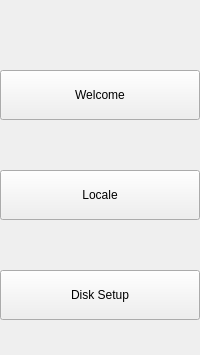
Qt form ui/nav.ui (Vortex-Linux/vortex-installer) before a commit; both pictures show x 0 to 200 and y 0 to 355 of the 200 by 800 pixel window.
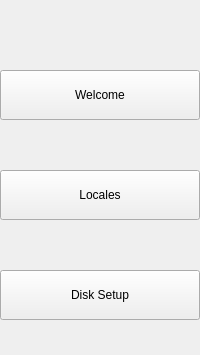
The same form after that commit.

Commit message: I made a oopsie as locale was a keyword which is like available from some other package I guess so I changed everything to locales and also fixed a few more small typos

```diff
--- a/ui/nav.ui
+++ b/ui/nav.ui
@@ -26,7 +26,7 @@
             </widget>
             <widget class="QPushButton" name="locale">
                 <property name="text">
-                    <string>Locale</string>
+                    <string>Locales</string>
                 </property>
                 <property name="geometry">
                     <rect>
```
Left out of the diff: 2 changed lines with no effect on the pictures. The commit also changes 20 other files.
